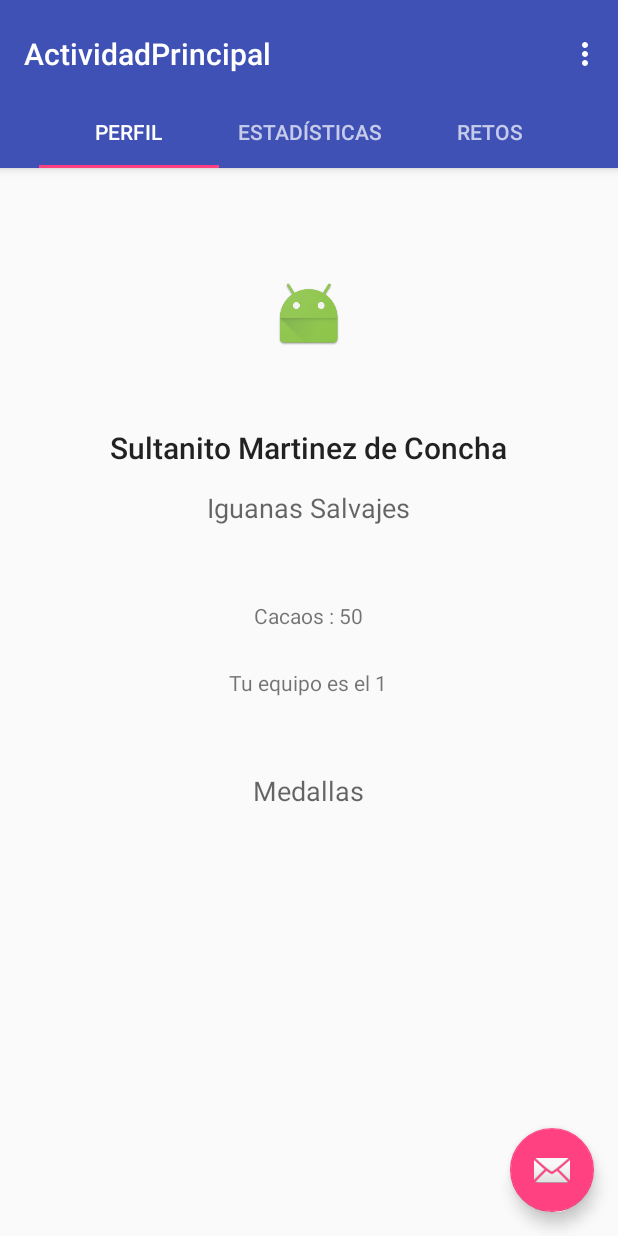
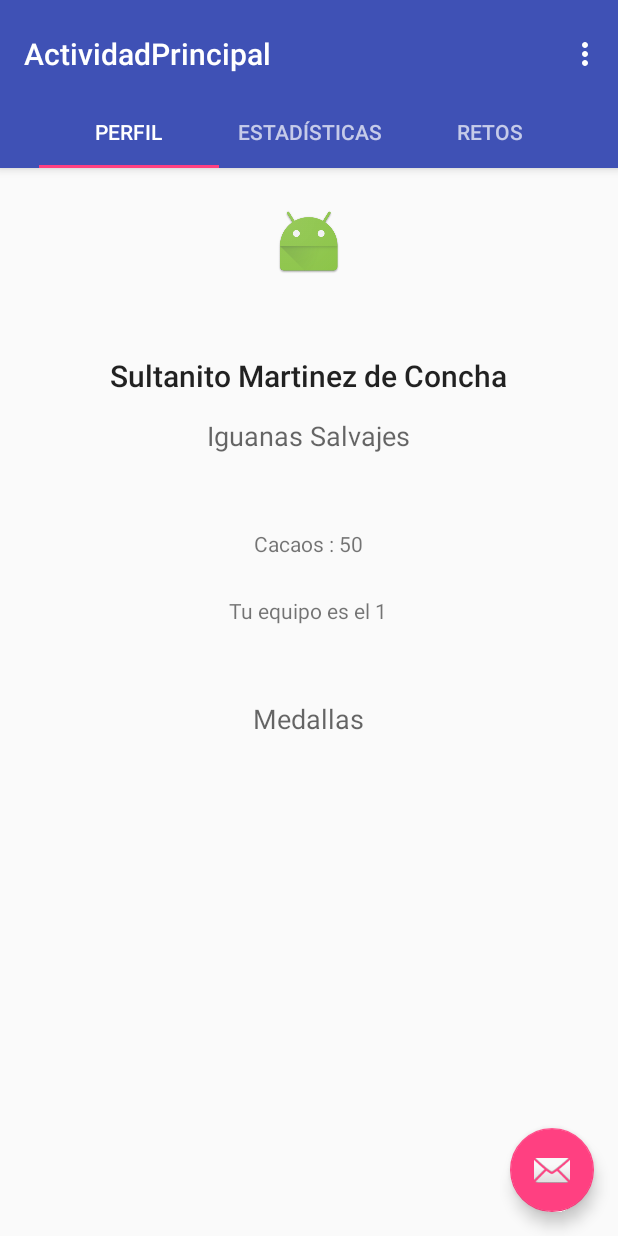
Before and after one commit to josemoncada87/CacaoApp, an Android app: the ActividadPrincipal screen opened directly, with no data from a screen before it, after a tap on an icon or button, on a phone screen of 412 x 824 dp. Run offline under Robolectric (Android 15) with nearby library versions, the phone set to English and light mode, and no system bars; our stand-ins replace Firebase (no records; nobody signed in at launch, a user with empty details on screens opened directly); 1 statement that could not run was skipped.

Commit message:
integrating with firebase auth and databases

```diff
--- a/app/build.gradle
+++ b/app/build.gradle
@@ -25,15 +25,18 @@ dependencies {
     androidTestCompile('com.android.support.test.espresso:espresso-core:2.2.2', {
         exclude group: 'com.android.support', module: 'support-annotations'
     })
+    //importante no cambiar version 9.2.1
     compile 'com.android.support:appcompat-v7:24.2.1'
     compile 'com.android.support:design:24.2.1'
     compile 'com.android.support:support-v4:24.2.1'
     compile 'com.android.support:recyclerview-v7:24.2.1'
     compile 'com.google.firebase:firebase-auth:9.2.1'
+    compile 'com.google.firebase:firebase-database:9.2.1'
     compile 'com.google.android.gms:play-services-appindexing:9.2.1'
-
+    compile 'com.google.firebase:firebase-messaging:9.2.1'
     testCompile 'junit:junit:4.12'
 }
 
 
+
 apply plugin: 'com.google.gms.google-services'
--- a/app/src/main/java/co/edu/icesi/innlab/cacaoapp/ActividadPrincipal.java
+++ b/app/src/main/java/co/edu/icesi/innlab/cacaoapp/ActividadPrincipal.java
@@ -19,6 +19,14 @@ import android.view.View;
 import android.view.ViewGroup;
 
 import android.widget.TextView;
+
+import com.google.android.gms.tasks.Task;
+import com.google.firebase.auth.FirebaseAuth;
+import com.google.firebase.auth.FirebaseUser;
+import com.google.firebase.auth.GetTokenResult;
+import com.google.firebase.auth.api.model.GetTokenResponse;
+import com.google.firebase.database.DatabaseReference;
+import com.google.firebase.database.FirebaseDatabase;
 
 import co.edu.icesi.innlab.cacaoapp.retos.RetoContent;
 
@@ -61,8 +69,23 @@ public class ActividadPrincipal extends AppCompatActivity implements PerfilFragm
         TabLayout tabLayout = (TabLayout) findViewById(R.id.tabs);
         tabLayout.setupWithViewPager(mViewPager);
 
+        retoTabFragment = RetoFragment.newInstance(1);
 
-        retoTabFragment = RetoFragment.newInstance(1);
+        // ibtener información del usuario
+        FirebaseUser user = FirebaseAuth.getInstance().getCurrentUser();
+        if (user != null) {
+            // Name, email address, and profile photo Url
+            String name = user.getDisplayName();
+            String email = user.getEmail();
+            Uri photoUrl = user.getPhotoUrl();
+            Task<GetTokenResult> resultado = user.getToken(true);
+            // The user's ID, unique to the Firebase project. Do NOT use this value to
+            // authenticate with your backend server, if you have one. Use
+            // FirebaseUser.getToken() instead.
+            String uid = user.getUid();
+            System.out.println("información usuario: " + name +" "+ email +" "+ photoUrl +" "+ uid +" " + resultado);
+        }
+
 
         FloatingActionButton fab = (FloatingActionButton) findViewById(R.id.fab);
         fab.setOnClickListener(new View.OnClickListener() {
@@ -70,8 +93,13 @@ public class ActividadPrincipal extends AppCompatActivity implements PerfilFragm
             public void onClick(View view) {
              /*   Snackbar.make(view, "Replace with your own action", Snackbar.LENGTH_LONG)
                         .setAction("Action", null).show();*/
-               RetoContent.addItem(RetoContent.createRetoItem("monk"+Math.random(), 3000, true));
+               RetoContent.addItem(RetoContent.createRetoItem("nuevo reto", 3000, true));
                retoTabFragment.getmRetoViewAdapter().notifyDataSetChanged();
+
+                // Write a message to the database
+                FirebaseDatabase database = FirebaseDatabase.getInstance();
+                DatabaseReference myRef = database.getReference("retos/reto/"+RetoContent.ITEMS.size());
+                myRef.setValue("nuevo reto");
             }
         });
 
--- a/app/src/main/res/layout/activity_actividad_login.xml
+++ b/app/src/main/res/layout/activity_actividad_login.xml
@@ -46,7 +46,8 @@
         android:id="@+id/edt_login_usuario"
         android:hint="Usuario"
         android:layout_below="@+id/tv_login_mensaje"
-        android:layout_alignParentStart="true" />
+        android:layout_alignParentStart="true"
+        android:text="jamoncada@icesi.edu.co" />
 
     <EditText
         android:layout_width="wrap_content"
@@ -57,7 +58,8 @@
         android:hint="Contraseña"
         android:layout_below="@+id/edt_login_usuario"
         android:layout_alignParentStart="true"
-        android:layout_marginTop="24dp" />
+        android:layout_marginTop="24dp"
+        android:text="123456" />
 
     <Button
         android:text="Ingresar"
--- a/app/src/main/res/layout/fragment_perfil.xml
+++ b/app/src/main/res/layout/fragment_perfil.xml
@@ -11,15 +11,6 @@
         android:layout_width="match_parent"
         android:layout_height="match_parent">
 
-
-        <ImageView
-            android:layout_width="wrap_content"
-            android:layout_height="wrap_content"
-            app:srcCompat="@mipmap/ic_launcher"
-            android:layout_alignParentTop="true"
-            android:layout_centerHorizontal="true"
-            android:layout_marginTop="73dp"
-            android:id="@+id/imgv_frag_perfil_foto_usuario" />
 
         <TextView
             android:text="Iguanas Salvajes"
@@ -69,6 +60,15 @@
             android:id="@+id/tv_frag_perfil_titulo_medallas"
             android:textAppearance="@style/TextAppearance.AppCompat.Medium" />
 
+        <ImageView
+            android:layout_width="wrap_content"
+            android:layout_height="wrap_content"
+            app:srcCompat="@mipmap/ic_launcher"
+            android:layout_marginTop="25dp"
+            android:id="@+id/imgv_frag_perfil_foto_usuario"
+            android:layout_alignParentTop="true"
+            android:layout_centerHorizontal="true" />
+
     </RelativeLayout>
 
 </FrameLayout>
```
Also changed, not shown: app/src/main/java/co/edu/icesi/innlab/cacaoapp/ActividadLogin.java (+4 -4 lines), app/src/main/java/co/edu/icesi/innlab/cacaoapp/RetoFragment.java (+31 -0 lines), 1 other file.
